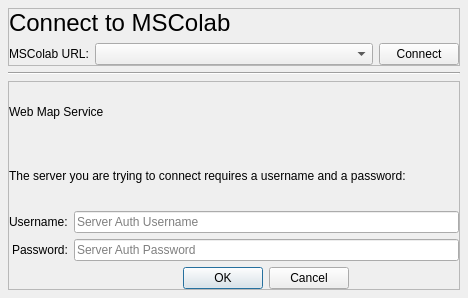
This is mslib/msui/ui/ui_mscolab_connect_window.ui in Open-MSS/MSS as Qt 5 draws it before an edit. The edited form follows.
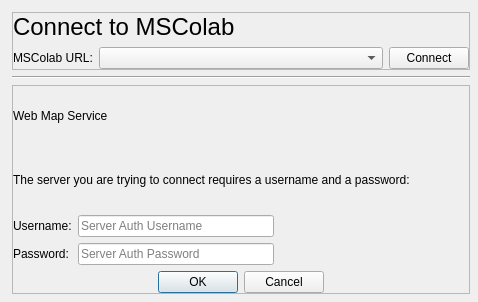
This is the edited form. The open tabs and pages were chosen to show the change.

Commit message: partial implementation of after_login in main window

The edit to the form file:
```diff
--- a/mslib/msui/ui/ui_mscolab_connect_window.ui
+++ b/mslib/msui/ui/ui_mscolab_connect_window.ui
@@ -6,8 +6,8 @@
    <rect>
     <x>0</x>
     <y>0</y>
-    <width>468</width>
-    <height>298</height>
+    <width>478</width>
+    <height>302</height>
    </rect>
   </property>
   <property name="windowTitle">
@@ -16,10 +16,10 @@
   <widget class="QWidget" name="centralwidget">
    <layout class="QVBoxLayout" name="verticalLayout">
     <property name="leftMargin">
-     <number>8</number>
+     <number>12</number>
     </property>
     <property name="topMargin">
-     <number>8</number>
+     <number>12</number>
     </property>
     <property name="rightMargin">
      <number>8</number>
@@ -141,6 +141,9 @@
            </item>
            <item row="2" column="1" colspan="2">
             <widget class="QLineEdit" name="loginPasswordLe">
+             <property name="echoMode">
+              <enum>QLineEdit::Password</enum>
+             </property>
              <property name="placeholderText">
               <string>Password</string>
              </property>
@@ -203,7 +206,7 @@
           </property>
           <layout class="QGridLayout" name="gridLayout_2">
            <property name="leftMargin">
-            <number>25</number>
+            <number>50</number>
            </property>
            <property name="topMargin">
             <number>0</number>
@@ -223,6 +226,9 @@
            </item>
            <item row="3" column="1">
             <widget class="QLineEdit" name="newPasswordLe">
+             <property name="echoMode">
+              <enum>QLineEdit::Password</enum>
+             </property>
              <property name="placeholderText">
               <string>New Password</string>
              </property>
@@ -270,6 +276,9 @@
            </item>
            <item row="4" column="1">
             <widget class="QLineEdit" name="newConfirmPasswordLe">
+             <property name="echoMode">
+              <enum>QLineEdit::Password</enum>
+             </property>
              <property name="placeholderText">
               <string>Confirm New Password</string>
              </property>
@@ -319,7 +328,7 @@
           <property name="frameShadow">
            <enum>QFrame::Raised</enum>
           </property>
-          <layout class="QGridLayout" name="gridLayout">
+          <layout class="QVBoxLayout" name="verticalLayout_6">
            <property name="leftMargin">
             <number>0</number>
            </property>
@@ -332,55 +341,75 @@
            <property name="bottomMargin">
             <number>0</number>
            </property>
-           <item row="2" column="0" alignment="Qt::AlignRight">
-            <widget class="QLabel" name="wmsUsernameLabel">
-             <property name="text">
-              <string>Username:</string>
-             </property>
-            </widget>
-           </item>
-           <item row="2" column="1">
-            <widget class="QLineEdit" name="wmsUsernameLe">
-             <property name="placeholderText">
-              <string>Server Auth Username</string>
-             </property>
-            </widget>
-           </item>
-           <item row="3" column="0" alignment="Qt::AlignRight">
-            <widget class="QLabel" name="wmsPasswordLabel">
-             <property name="text">
-              <string>Password:</string>
-             </property>
-            </widget>
-           </item>
-           <item row="4" column="1" alignment="Qt::AlignHCenter">
-            <widget class="QDialogButtonBox" name="wmsBb">
-             <property name="standardButtons">
-              <set>QDialogButtonBox::Cancel|QDialogButtonBox::Ok</set>
-             </property>
-            </widget>
-           </item>
-           <item row="3" column="1">
-            <widget class="QLineEdit" name="wmsPasswordLe">
-             <property name="placeholderText">
-              <string>Server Auth Password</string>
-             </property>
-            </widget>
-           </item>
-           <item row="0" column="0" colspan="2">
+           <item>
             <widget class="QLabel" name="wmsTopicLabel">
              <property name="text">
               <string>Web Map Service</string>
              </property>
             </widget>
            </item>
-           <item row="1" column="0" colspan="2">
+           <item>
             <widget class="QLabel" name="wmsInfoLabel">
              <property name="text">
               <string>The server you are trying to connect requires a username and a password:</string>
              </property>
             </widget>
            </item>
+           <item>
+            <layout class="QGridLayout" name="gridLayout">
+             <item row="0" column="0">
+              <widget class="QLabel" name="wmsUsernameLabel">
+               <property name="text">
+                <string>Username:</string>
+               </property>
+              </widget>
+             </item>
+             <item row="1" column="0">
+              <widget class="QLabel" name="wmsPasswordLabel">
+               <property name="text">
+                <string>Password:</string>
+               </property>
+              </widget>
+             </item>
+             <item row="0" column="1">
+              <widget class="QLineEdit" name="wmsUsernameLe">
+               <property name="placeholderText">
+                <string>Server Auth Username</string>
+               </property>
+              </widget>
+             </item>
+             <item row="1" column="1">
+              <widget class="QLineEdit" name="wmsPasswordLe">
+               <property name="echoMode">
+                <enum>QLineEdit::Password</enum>
+               </property>
+               <property name="placeholderText">
+                <string>Server Auth Password</string>
+               </property>
+              </widget>
+             </item>
+             <item row="0" column="2">
+              <spacer name="horizontalSpacer">
+               <property name="orientation">
+                <enum>Qt::Horizontal</enum>
+               </property>
+               <property name="sizeHint" stdset="0">
+                <size>
+                 <width>40</width>
+                 <height>20</height>
+                </size>
+               </property>
+              </spacer>
+             </item>
+            </layout>
+           </item>
+           <item alignment="Qt::AlignHCenter">
+            <widget class="QDialogButtonBox" name="wmsBb">
+             <property name="standardButtons">
+              <set>QDialogButtonBox::Cancel|QDialogButtonBox::Ok</set>
+             </property>
+            </widget>
+           </item>
           </layout>
          </widget>
         </item>
```
The commit also changes 4 other files.
